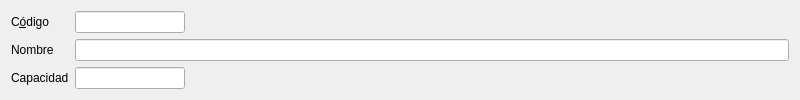
Before: the Qt Designer form es.alephsistemas.gestion.almacen/almacenesubicaciones.dbrecord.ui in dpinelo/AlephERP-MainModules, drawn with Qt 5.
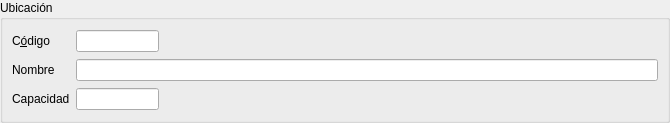
After: the same form once the commit is applied. Custom widgets are drawn as their Qt base class.

```diff
--- a/es.alephsistemas.gestion.almacen/almacenesubicaciones.dbrecord.ui
+++ b/es.alephsistemas.gestion.almacen/almacenesubicaciones.dbrecord.ui
@@ -6,8 +6,8 @@
    <rect>
     <x>0</x>
     <y>0</y>
-    <width>800</width>
-    <height>96</height>
+    <width>670</width>
+    <height>123</height>
    </rect>
   </property>
   <property name="windowTitle">
@@ -16,6 +16,24 @@
   <property name="tableName" stdset="0">
    <string>almacenes</string>
   </property>
+  <layout class="QHBoxLayout" name="horizontalLayout">
+   <property name="leftMargin">
+    <number>0</number>
+   </property>
+   <property name="topMargin">
+    <number>0</number>
+   </property>
+   <property name="rightMargin">
+    <number>0</number>
+   </property>
+   <property name="bottomMargin">
+    <number>0</number>
+   </property>
+   <item>
+    <widget class="QGroupBox" name="groupBox">
+     <property name="title">
+      <string>Ubicación</string>
+     </property>
   <layout class="QGridLayout" name="gridLayout">
    <item row="0" column="0">
     <widget class="QLabel" name="label_2">
@@ -27,7 +45,17 @@
      </property>
     </widget>
    </item>
-   <item row="0" column="3">
+      <item row="0" column="1">
+       <widget class="DBLineEdit" name="db_codigo">
+        <property name="fieldName" stdset="0">
+         <string>codigo</string>
+        </property>
+        <property name="dataEditable" stdset="0">
+         <bool>true</bool>
+        </property>
+       </widget>
+      </item>
+      <item row="0" column="2">
     <spacer name="horizontalSpacer">
      <property name="orientation">
       <enum>Qt::Horizontal</enum>
@@ -50,14 +78,27 @@
      </property>
     </widget>
    </item>
-   <item row="2" column="0" colspan="2">
+      <item row="1" column="1" colspan="2">
+       <widget class="DBLineEdit" name="db_nombre">
+        <property name="fieldName" stdset="0">
+         <string>nombre</string>
+        </property>
+        <property name="dataEditable" stdset="0">
+         <bool>true</bool>
+        </property>
+       </widget>
+      </item>
+      <item row="2" column="0">
     <widget class="QLabel" name="label">
      <property name="text">
       <string>Capacidad</string>
      </property>
-    </widget>
-   </item>
-   <item row="2" column="2">
+        <property name="buddy">
+         <cstring>db_codigo_2</cstring>
+        </property>
+       </widget>
+      </item>
+      <item row="2" column="1">
     <widget class="DBLineEdit" name="db_codigo_2">
      <property name="fieldName" stdset="0">
       <string>codigo</string>
@@ -67,37 +108,20 @@
      </property>
     </widget>
    </item>
-   <item row="2" column="3">
+      <item row="2" column="2">
     <spacer name="horizontalSpacer_2">
      <property name="orientation">
       <enum>Qt::Horizontal</enum>
      </property>
      <property name="sizeHint" stdset="0">
       <size>
-       <width>598</width>
-       <height>20</height>
+          <width>495</width>
+          <height>17</height>
       </size>
      </property>
     </spacer>
    </item>
-   <item row="1" column="2" colspan="2">
-    <widget class="DBLineEdit" name="db_nombre">
-     <property name="fieldName" stdset="0">
-      <string>nombre</string>
-     </property>
-     <property name="dataEditable" stdset="0">
-      <bool>true</bool>
-     </property>
-    </widget>
-   </item>
-   <item row="0" column="2">
-    <widget class="DBLineEdit" name="db_codigo">
-     <property name="fieldName" stdset="0">
-      <string>codigo</string>
-     </property>
-     <property name="dataEditable" stdset="0">
-      <bool>true</bool>
-     </property>
+     </layout>
     </widget>
    </item>
   </layout>
```
Left out of the diff: 3 changed lines with no effect on the pictures. Lines whose indentation alone changed are shown as unchanged.
